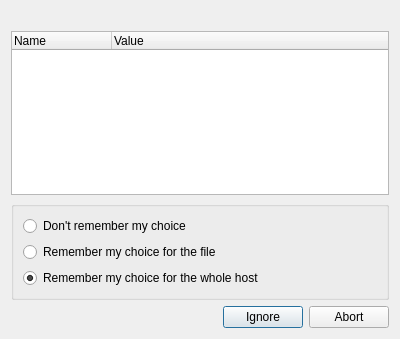
This is src/sslerrorsdialog.ui in 0xd34df00d/leechcraft as Qt 5 draws it before an edit. The edited form follows.
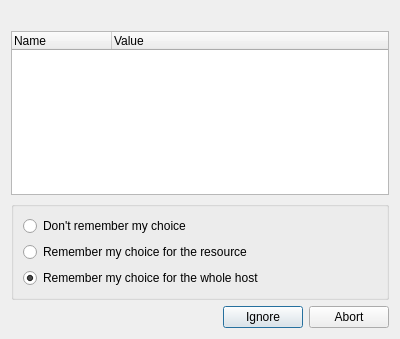
This is the edited form. Icons and pictures are not drawn.

The edit to the form file:
```diff
--- a/src/sslerrorsdialog.ui
+++ b/src/sslerrorsdialog.ui
@@ -54,7 +54,7 @@
       <item>
        <widget class="QRadioButton" name="RememberFile_" >
         <property name="text" >
-         <string>Remember my choice for the file</string>
+         <string>Remember my choice for the resource</string>
         </property>
        </widget>
       </item>
```
